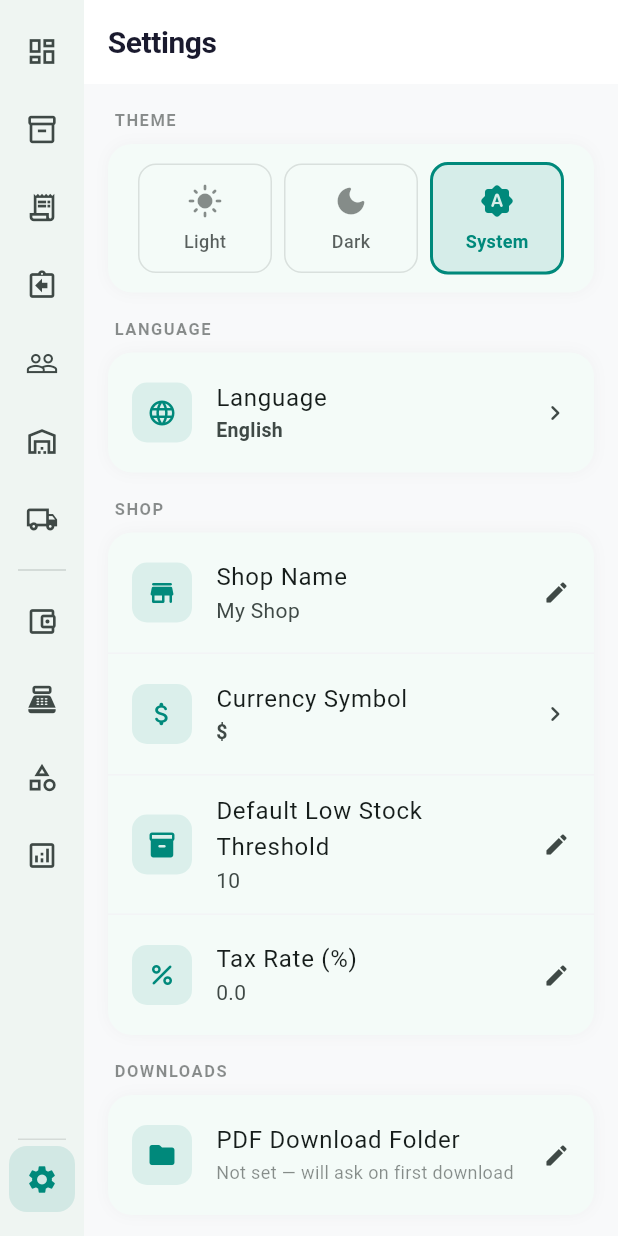
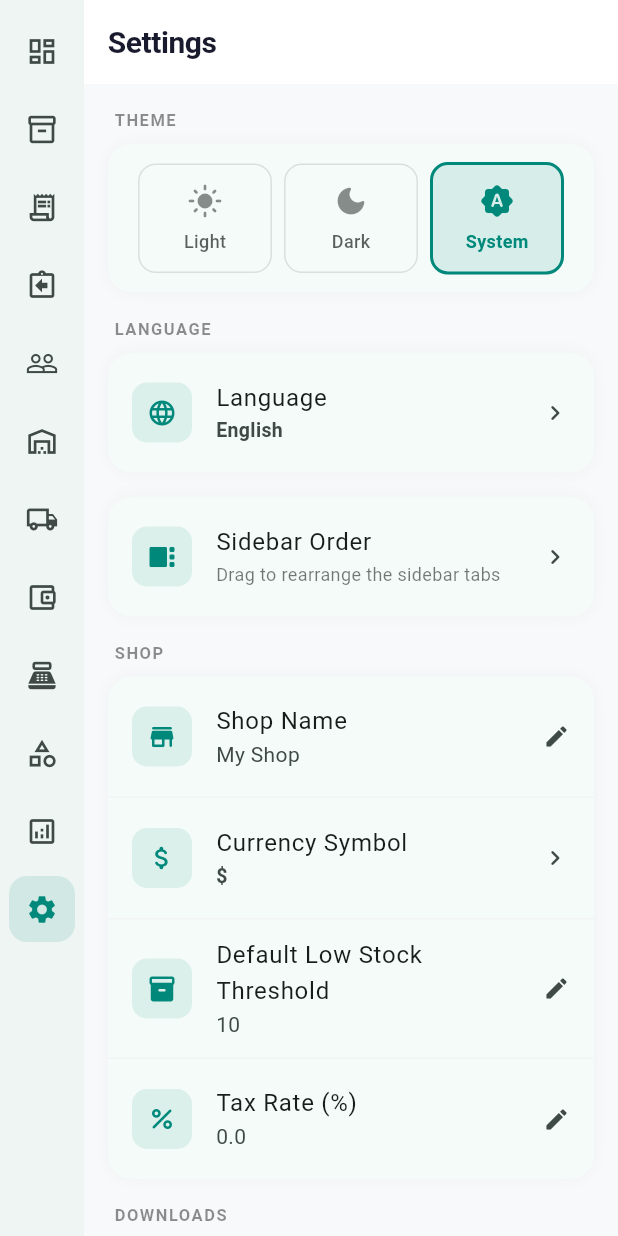
Before and after one commit to RemonAhammad/micro_seller, a Flutter app: the SettingsScreen screen opened by its route, on a phone screen of 412 x 824 dp. Run offline on Flutter 3.47's test engine with Material 3 defaults, Android fonts, the phone set to English and light mode, and no system bars; drawn by our look-alikes of showcaseview; our stand-ins replace csv, file_picker, fl_chart, flutter_dotenv, flutter_image_compress, flutter_local_notifications and 11 more; missing offline and left inert: googleapis, in_app_update, mobile_scanner; accounts and stored records are empty; generated files the repository leaves out were written again.

Commit message:
feat: add sidebar customization feature with drag-and-drop ordering
- Introduced sidebar item model and constants for sidebar items.
- Implemented sidebar order screen allowing users to reorder sidebar tabs.
- Updated settings provider to manage sidebar order persistence.
- Enhanced backup and restore functionality to include sidebar order settings.
- Added localization strings for sidebar customization in multiple languages.

```diff
--- a/lib/core/constants/app_strings.dart
+++ b/lib/core/constants/app_strings.dart
@@ -481,4 +481,9 @@ class _L10nStrings {
   String get transactionIdHint => _l10n.tr('transactionIdHint');
   String get refundMethod => _l10n.tr('refundMethod');
   String get refundTransactionId => _l10n.tr('refundTransactionId');
+
+  // Sidebar customization
+  String get sidebarOrder => _l10n.tr('sidebarOrder');
+  String get sidebarOrderDesc => _l10n.tr('sidebarOrderDesc');
+  String get resetToDefault => _l10n.tr('resetToDefault');
 }
--- /dev/null
+++ b/lib/core/constants/sidebar_items.dart
@@ -0,0 +1,146 @@
+import 'package:flutter/material.dart';
+import 'app_strings.dart';
+
+/// One sidebar tab. The `key` is a stable string used to persist the user's
+/// preferred order — never change a key once shipped (would orphan saved
+/// orders). `branchIndex` matches the original `StatefulShellRoute` branch
+/// index in [appRouter] and never changes for a given key.
+class SidebarItem {
+  /// Stable, persisted key (e.g. "dashboard"). Don't rename after release.
+  final String key;
+
+  /// Index of the matching branch in `StatefulShellRoute.indexedStack`.
+  /// Used by `_Sidebar` to translate visual position → branch index.
+  final int branchIndex;
+
+  final IconData icon;
+  final IconData selectedIcon;
+
+  const SidebarItem({
+    required this.key,
+    required this.branchIndex,
+    required this.icon,
+    required this.selectedIcon,
+  });
+
+  /// Localized label. Reads from [_L10nStrings] so the sidebar follows the
+  /// active locale.
+  String label(BuildContext context) {
+    final s = AppStrings.of(context);
+    return switch (key) {
+      'dashboard' => s.dashboard,
+      'products' => s.products,
+      'orders' => s.orders,
+      'returns' => s.returns,
+      'customers' => s.customers,
+      'inventory' => s.inventory,
+      'suppliers' => s.suppliers,
+      'expenses' => s.expenses,
+      'cash_register' => s.cashRegister,
+      'categories' => s.categories,
+      'reports' => s.reports,
+      'settings' => s.settings,
+      _ => key,
+    };
+  }
+}
+
+/// All sidebar items in their canonical order. The `branchIndex` of each
+/// matches the original branch index in [appRouter] — DO NOT reorder this
+/// list (the routing depends on the indices). User reordering is purely a
+/// display concern, persisted as a list of `key`s.
+const sidebarItems = <SidebarItem>[
+  SidebarItem(
+    key: 'dashboard',
+    branchIndex: 0,
+    icon: Icons.dashboard_outlined,
+    selectedIcon: Icons.dashboard,
+  ),
+  SidebarItem(
+    key: 'products',
+    branchIndex: 1,
+    icon: Icons.inventory_2_outlined,
+    selectedIcon: Icons.inventory_2,
+  ),
+  SidebarItem(
+    key: 'orders',
+    branchIndex: 2,
+    icon: Icons.receipt_long_outlined,
+    selectedIcon: Icons.receipt_long,
+  ),
+  SidebarItem(
+    key: 'returns',
+    branchIndex: 3,
+    icon: Icons.assignment_return_outlined,
+    selectedIcon: Icons.assignment_return,
+  ),
+  SidebarItem(
+    key: 'customers',
+    branchIndex: 4,
+    icon: Icons.people_outline,
+    selectedIcon: Icons.people,
+  ),
+  SidebarItem(
+    key: 'inventory',
+    branchIndex: 5,
+    icon: Icons.warehouse_outlined,
+    selectedIcon: Icons.warehouse,
+  ),
+  SidebarItem(
+    key: 'suppliers',
+    branchIndex: 6,
+    icon: Icons.local_shipping_outlined,
+    selectedIcon: Icons.local_shipping,
+  ),
+  SidebarItem(
+    key: 'expenses',
+    branchIndex: 7,
+    icon: Icons.account_balance_wallet_outlined,
+    selectedIcon: Icons.account_balance_wallet,
+  ),
+  SidebarItem(
+    key: 'cash_register',
+    branchIndex: 8,
+    icon: Icons.point_of_sale_outlined,
+    selectedIcon: Icons.point_of_sale,
+  ),
+  SidebarItem(
+    key: 'categories',
+    branchIndex: 9,
+    icon: Icons.category_outlined,
+    selectedIcon: Icons.category,
+  ),
+  SidebarItem(
+    key: 'reports',
+    branchIndex: 10,
+    icon: Icons.analytics_outlined,
+    selectedIcon: Icons.analytics,
+  ),
+  SidebarItem(
+    key: 'settings',
+    branchIndex: 11,
+    icon: Icons.settings_outlined,
+    selectedIcon: Icons.settings,
+  ),
+];
+
+/// The default order — just the canonical list of keys. Used as a fallback
+/// when the user hasn't customized and as the target of "Reset to default".
+final defaultSidebarOrder =
+    List<String>.unmodifiable(sidebarItems.map((e) => e.key));
+
+SidebarItem sidebarItemByKey(String key) =>
+    sidebarItems.firstWhere((e) => e.key == key,
+        orElse: () => sidebarItems.first);
+
+/// Reconcile a stored order against the current `sidebarItems`:
+/// drop unknown keys, append any missing keys at the end. Lets us evolve the
+/// app (add a new tab) without invalidating users' saved order.
+List<String> reconcileSidebarOrder(List<String> stored) {
+  final knownKeys = sidebarItems.map((e) => e.key).toSet();
+  final result = stored.where(knownKeys.contains).toList();
+  for (final key in defaultSidebarOrder) {
+    if (!result.contains(key)) result.add(key);
+  }
+  return result;
+}
--- a/lib/core/l10n/translations_ar.dart
+++ b/lib/core/l10n/translations_ar.dart
@@ -421,4 +421,9 @@ const translationsAr = <String, String>{
   'transactionIdHint': 'bKash / Nagad / رقم الإيصال',
   'refundMethod': 'طريقة الاسترداد',
   'refundTransactionId': 'رقم معاملة الاسترداد',
+
+  // Sidebar customization
+  'sidebarOrder': 'ترتيب الشريط الجانبي',
+  'sidebarOrderDesc': 'اسحب لإعادة ترتيب علامات تبويب الشريط الجانبي',
+  'resetToDefault': 'إعادة التعيين إلى الافتراضي',
 };
--- a/lib/core/l10n/translations_bn.dart
+++ b/lib/core/l10n/translations_bn.dart
@@ -422,4 +422,9 @@ const translationsBn = <String, String>{
   'transactionIdHint': 'বিকাশ / নগদ / রসিদ নং',
   'refundMethod': 'ফেরত পদ্ধতি',
   'refundTransactionId': 'ফেরত লেনদেন আইডি',
+
+  // Sidebar customization
+  'sidebarOrder': 'সাইডবার ক্রম',
+  'sidebarOrderDesc': 'সাইডবারের ট্যাব পুনর্বিন্যাস করতে টেনে আনুন',
+  'resetToDefault': 'ডিফল্টে রিসেট করুন',
 };
--- a/lib/core/l10n/translations_en.dart
+++ b/lib/core/l10n/translations_en.dart
@@ -422,4 +422,9 @@ const translationsEn = <String, String>{
   'transactionIdHint': 'bKash / Nagad / receipt #',
   'refundMethod': 'Refund Method',
   'refundTransactionId': 'Refund Transaction ID',
+
+  // Sidebar customization
+  'sidebarOrder': 'Sidebar Order',
+  'sidebarOrderDesc': 'Drag to rearrange the sidebar tabs',
+  'resetToDefault': 'Reset to Default',
 };
--- a/lib/core/l10n/translations_es.dart
+++ b/lib/core/l10n/translations_es.dart
@@ -421,4 +421,9 @@ const translationsEs = <String, String>{
   'transactionIdHint': 'bKash / Nagad / N.º de recibo',
   'refundMethod': 'Método de reembolso',
   'refundTransactionId': 'ID de transacción de reembolso',
+
+  // Sidebar customization
+  'sidebarOrder': 'Orden de la barra lateral',
+  'sidebarOrderDesc': 'Arrastra para reorganizar las pestañas de la barra lateral',
+  'resetToDefault': 'Restablecer predeterminado',
 };
--- a/lib/core/l10n/translations_fr.dart
+++ b/lib/core/l10n/translations_fr.dart
@@ -422,4 +422,9 @@ const translationsFr = <String, String>{
   'transactionIdHint': 'bKash / Nagad / N° de reçu',
   'refundMethod': 'Méthode de remboursement',
   'refundTransactionId': 'ID de transaction du remboursement',
+
+  // Sidebar customization
+  'sidebarOrder': 'Ordre de la barre latérale',
+  'sidebarOrderDesc': 'Faites glisser pour réorganiser les onglets',
+  'resetToDefault': 'Réinitialiser par défaut',
 };
--- a/lib/core/l10n/translations_id.dart
+++ b/lib/core/l10n/translations_id.dart
@@ -422,4 +422,9 @@ const translationsId = <String, String>{
   'transactionIdHint': 'bKash / Nagad / nomor struk',
   'refundMethod': 'Metode Pengembalian',
   'refundTransactionId': 'ID Transaksi Pengembalian',
+
+  // Sidebar customization
+  'sidebarOrder': 'Urutan Sidebar',
+  'sidebarOrderDesc': 'Seret untuk mengatur ulang tab sidebar',
+  'resetToDefault': 'Atur ulang ke Default',
 };
--- a/lib/core/l10n/translations_ms.dart
+++ b/lib/core/l10n/translations_ms.dart
@@ -422,4 +422,9 @@ const translationsMs = <String, String>{
   'transactionIdHint': 'bKash / Nagad / no. resit',
   'refundMethod': 'Kaedah Pemulangan',
   'refundTransactionId': 'ID Transaksi Pemulangan',
+
+  // Sidebar customization
+  'sidebarOrder': 'Susunan Bar Sisi',
+  'sidebarOrderDesc': 'Seret untuk menyusun semula tab bar sisi',
+  'resetToDefault': 'Tetapkan Semula kepada Lalai',
 };
--- a/lib/core/l10n/translations_pt.dart
+++ b/lib/core/l10n/translations_pt.dart
@@ -422,4 +422,9 @@ const translationsPt = <String, String>{
   'transactionIdHint': 'bKash / Nagad / N.º do recibo',
   'refundMethod': 'Método de reembolso',
   'refundTransactionId': 'ID da transação do reembolso',
+
+  // Sidebar customization
+  'sidebarOrder': 'Ordem da barra lateral',
+  'sidebarOrderDesc': 'Arraste para reorganizar as abas da barra lateral',
+  'resetToDefault': 'Restaurar padrão',
 };
--- a/lib/core/l10n/translations_th.dart
+++ b/lib/core/l10n/translations_th.dart
@@ -422,4 +422,9 @@ const translationsTh = <String, String>{
   'transactionIdHint': 'bKash / Nagad / เลขที่ใบเสร็จ',
   'refundMethod': 'วิธีคืนเงิน',
   'refundTransactionId': 'รหัสธุรกรรมการคืนเงิน',
+
+  // Sidebar customization
+  'sidebarOrder': 'ลำดับแถบด้านข้าง',
+  'sidebarOrderDesc': 'ลากเพื่อจัดเรียงแท็บแถบด้านข้างใหม่',
+  'resetToDefault': 'รีเซ็ตเป็นค่าเริ่มต้น',
 };
--- a/lib/core/l10n/translations_tr.dart
+++ b/lib/core/l10n/translations_tr.dart
@@ -422,4 +422,9 @@ const translationsTr = <String, String>{
   'transactionIdHint': 'bKash / Nagad / makbuz no',
   'refundMethod': 'İade Yöntemi',
   'refundTransactionId': 'İade İşlem Kimliği',
+
+  // Sidebar customization
+  'sidebarOrder': 'Kenar Çubuğu Sırası',
+  'sidebarOrderDesc': 'Kenar çubuğu sekmelerini yeniden düzenlemek için sürükleyin',
+  'resetToDefault': 'Varsayılana Sıfırla',
 };
--- a/lib/core/l10n/translations_ur.dart
+++ b/lib/core/l10n/translations_ur.dart
@@ -422,4 +422,9 @@ const translationsUr = <String, String>{
   'transactionIdHint': 'bKash / Nagad / رسید نمبر',
   'refundMethod': 'واپسی کا طریقہ',
   'refundTransactionId': 'واپسی لین دین آئی ڈی',
+
+  // Sidebar customization
+  'sidebarOrder': 'سائڈبار کی ترتیب',
+  'sidebarOrderDesc': 'سائڈبار ٹیبز کو دوبارہ ترتیب دینے کے لیے گھسیٹیں',
+  'resetToDefault': 'پہلے سے طے شدہ پر ری سیٹ کریں',
 };
--- a/lib/core/l10n/translations_vi.dart
+++ b/lib/core/l10n/translations_vi.dart
@@ -422,4 +422,9 @@ const translationsVi = <String, String>{
   'transactionIdHint': 'bKash / Nagad / số hóa đơn',
   'refundMethod': 'Phương thức hoàn tiền',
   'refundTransactionId': 'Mã giao dịch hoàn tiền',
+
+  // Sidebar customization
+  'sidebarOrder': 'Thứ tự thanh bên',
+  'sidebarOrderDesc': 'Kéo để sắp xếp lại các tab thanh bên',
+  'resetToDefault': 'Đặt lại mặc định',
 };
--- a/lib/core/router/app_router.dart
+++ b/lib/core/router/app_router.dart
@@ -1,7 +1,11 @@
 import 'package:flutter/material.dart';
+import 'package:flutter_riverpod/flutter_riverpod.dart';
 import 'package:go_router/go_router.dart';
 import 'package:showcaseview/showcaseview.dart';
 import '../../data/services/tutorial_service.dart';
+import '../../features/settings/providers/settings_provider.dart';
+import '../../features/settings/presentation/sidebar_order_screen.dart';
+import '../constants/sidebar_items.dart';
 import '../../features/categories/presentation/category_screen.dart';
 import '../../features/dashboard/presentation/dashboard_screen.dart';
 import '../../features/products/presentation/product_list_screen.dart';
@@ -28,8 +32,6 @@ import '../../features/suppliers/presentation/purchase_detail_screen.dart';
 import '../../features/cash_register/presentation/cash_register_screen.dart';
 import '../../features/splash/presentation/splash_screen.dart';
 import '../../features/settings/presentation/settings_screen.dart';
-import '../constants/app_strings.dart';
-
 /// Fade-through transition for pushed routes (form, detail, edit screens).
 /// Branch root routes use the shell's built-in indexed-stack switch, so they
 /// don't go through this helper.
@@ -258,7 +260,17 @@ final appRouter = GoRouter(
           GoRoute(path: '/reports', builder: (_, __) => const ReportsScreen()),
         ]),
         StatefulShellBranch(routes: [
-          GoRoute(path: '/settings', builder: (_, __) => const SettingsScreen()),
+          GoRoute(
+            path: '/settings',
+            builder: (_, __) => const SettingsScreen(),
+            routes: [
+              GoRoute(
+                path: 'sidebar-order',
+                pageBuilder: (_, s) =>
+                    _fadePage(const SidebarOrderScreen(), s),
+              ),
+            ],
+          ),
         ]),
       ],
     ),
@@ -362,10 +374,19 @@ class _NavigationShellState extends State<_NavigationShell> {
 
 // ─── Sidebar ──────────────────────────────────────────────────────────────────
 
-class _Sidebar extends StatelessWidget {
+class _Sidebar extends ConsumerWidget {
   final bool expanded;
+
+  /// The active branch index in `StatefulShellRoute.indexedStack`.
   final int currentIndex;
-  final void Function(int) onNavigate;
+
+  /// Called with the branch index of the tapped item — NOT the visual index.
+  /// The shell handles routing to that branch.
+  final void Function(int branchIndex) onNavigate;
+
+  /// Showcase keys keyed by branch index (matches the original branch
+  /// numbering — survives user reordering since the underlying branch index
+  /// of each item never changes).
   final Map<int, GlobalKey> showcaseKeys;
 
   const _Sidebar({
@@ -375,23 +396,19 @@ class _Sidebar extends StatelessWidget {
     this.showcaseKeys = const {},
   });
 
-  static const _items = <({IconData icon, IconData selectedIcon, String label})>[
-    (icon: Icons.dashboard_outlined, selectedIcon: Icons.dashboard, label: AppStrings.navDashboard),
-    (icon: Icons.inventory_2_outlined, selectedIcon: Icons.inventory_2, label: AppStrings.navProducts),
-    (icon: Icons.receipt_long_outlined, selectedIcon: Icons.receipt_long, label: AppStrings.navOrders),
-    (icon: Icons.assignment_return_outlined, selectedIcon: Icons.assignment_return, label: 'Returns'),
-    (icon: Icons.people_outline, selectedIcon: Icons.people, label: AppStrings.navCustomers),
-    (icon: Icons.warehouse_outlined, selectedIcon: Icons.warehouse, label: AppStrings.navInventory),
-    (icon: Icons.local_shipping_outlined, selectedIcon: Icons.local_shipping, label: 'Suppliers'),
-    (icon: Icons.account_balance_wallet_outlined, selectedIcon: Icons.account_balance_wallet, label: AppStrings.navExpenses),
-    (icon: Icons.point_of_sale_outlined, selectedIcon: Icons.point_of_sale, label: 'Cash Register'),
-    (icon: Icons.category_outlined, selectedIcon: Icons.category, label: 'Categories'),
-    (icon: Icons.analytics_outlined, selectedIcon: Icons.analytics, label: 'Reports'),
-    (icon: Icons.settings_outlined, selectedIcon: Icons.settings, label: AppStrings.navSettings),
-  ];
+  static const _showcaseDescriptions = <int, ({String title, String desc})>{
+    9: (title: 'Categories', desc: 'Start here! Create product categories like Clothing, Electronics, Food, etc.'),
+    1: (title: 'Products', desc: 'Add your products with prices, stock, variants (sizes/colors), and images.'),
+    2: (title: 'Orders', desc: 'Create and manage customer orders. Track payment, delivery, and order status.'),
+    3: (title: 'Returns', desc: 'Handle product returns and refunds with a simple 3-step flow.'),
+  };
 
   @override
-  Widget build(BuildContext context) {
+  Widget build(BuildContext context, WidgetRef ref) {
+    // Watching the whole settings map keeps the sidebar live: any
+    // updateSidebarOrder call rebuilds it.
+    ref.watch(settingsProvider);
+    final order = ref.read(settingsProvider.notifier).sidebarOrder;
     final colorScheme = Theme.of(context).colorScheme;
     final isDark = Theme.of(context).brightness == Brightness.dark;
     final bgColor = isDark ? colorScheme.surfaceContainerHigh : colorScheme.surfaceContainerLow;
@@ -408,47 +425,30 @@ class _Sidebar extends StatelessWidget {
             child: SingleChildScrollView(
               child: Column(
                 children: [
-                  for (int i = 0; i < 7; i++)
-                    _tile(i, _items[i], selectedColor, unselectedColor),
-                  Divider(
-                    indent: 12,
-                    endIndent: 12,
-                    height: 16,
-                    color: unselectedColor.withValues(alpha: 0.2),
-                  ),
-                  for (int i = 7; i < 11; i++)
-                    _tile(i, _items[i], selectedColor, unselectedColor),
+                  for (final key in order)
+                    _tile(
+                      context,
+                      sidebarItemByKey(key),
+                      selectedColor,
+                      unselectedColor,
+                    ),
                 ],
               ),
             ),
           ),
-          Divider(
-            indent: 12,
-            endIndent: 12,
-            height: 1,
-            color: unselectedColor.withValues(alpha: 0.15),
-          ),
-          _tile(11, _items[11], selectedColor, unselectedColor),
           const SizedBox(height: 12),
         ],
       ),
     );
   }
 
-  static const _showcaseDescriptions = <int, ({String title, String desc})>{
-    9: (title: 'Categories', desc: 'Start here! Create product categories like Clothing, Electronics, Food, etc.'),
-    1: (title: 'Products', desc: 'Add your products with prices, stock, variants (sizes/colors), and images.'),
-    2: (title: 'Orders', desc: 'Create and manage customer orders. Track payment, delivery, and order status.'),
-    3: (title: 'Returns', desc: 'Handle product returns and refunds with a simple 3-step flow.'),
-  };
-
   Widget _tile(
-    int index,
-    ({IconData icon, IconData selectedIcon, String label}) item,
+    BuildContext context,
+    SidebarItem item,
     Color selectedColor,
     Color unselectedColor,
   ) {
-    final selected = currentIndex == index;
+    final selected = currentIndex == item.branchIndex;
     final icon = Icon(
       selected ? item.selectedIcon : item.icon,
       size: 22,
@@ -456,6 +456,7 @@ class _Sidebar extends StatelessWidget {
     );
     final bg = selected ? selectedColor.withValues(alpha: 0.12) : Colors.transparent;
     final shape = RoundedRectangleBorder(borderRadius: BorderRadius.circular(12));
+    final label = item.label(context);
 
     Widget tile;
 
@@ -466,7 +467,7 @@ class _Sidebar extends StatelessWidget {
           color: bg,
           shape: shape,
           child: InkWell(
-            onTap: () => onNavigate(index),
+            onTap: () => onNavigate(item.branchIndex),
             borderRadius: BorderRadius.circular(12),
             child: SizedBox(
               height: 44,
@@ -477,7 +478,7 @@ class _Sidebar extends StatelessWidget {
                   const SizedBox(width: 12),
                   Expanded(
                     child: Text(
-                      item.label,
+                      label,
                       overflow: TextOverflow.ellipsis,
                       style: TextStyle(
                         fontSize: 13,
@@ -496,11 +497,11 @@ class _Sidebar extends StatelessWidget {
       tile = Padding(
         padding: const EdgeInsets.symmetric(vertical: 2),
         child: Tooltip(
-          message: item.label,
+          message: label,
           preferBelow: false,
           waitDuration: const Duration(milliseconds: 400),
           child: IconButton(
-            onPressed: () => onNavigate(index),
+            onPressed: () => onNavigate(item.branchIndex),
             icon: icon,
             style: IconButton.styleFrom(
               backgroundColor: bg,
@@ -512,13 +513,13 @@ class _Sidebar extends StatelessWidget {
       );
     }
 
-    // Wrap with Showcase if this tile has a showcase key
-    final key = showcaseKeys[index];
+    // Showcase keys are keyed by the original branch index, not visual order.
+    final key = showcaseKeys[item.branchIndex];
     if (key != null) {
-      final info = _showcaseDescriptions[index];
+      final info = _showcaseDescriptions[item.branchIndex];
       return Showcase(
         key: key,
-        title: info?.title ?? item.label,
+        title: info?.title ?? label,
         description: info?.desc ?? '',
         child: tile,
       );
--- a/lib/features/settings/presentation/settings_screen.dart
+++ b/lib/features/settings/presentation/settings_screen.dart
@@ -3,6 +3,7 @@ import 'package:flutter/foundation.dart';
 import 'package:flutter/material.dart';
 import 'package:flutter/services.dart';
 import 'package:flutter_riverpod/flutter_riverpod.dart';
+import 'package:go_router/go_router.dart';
 import 'package:file_picker/file_picker.dart';
 import '../providers/settings_provider.dart';
 import '../../../data/models/category.dart';
@@ -92,7 +93,9 @@ class _SettingsScreenState extends ConsumerState<SettingsScreen> {
     setState(() => _isBackingUp = true);
     try {
       final isar = await ref.read(isarProvider.future);
-      await _driveService.backupToDrive(isar);
+      final settingsSnapshot =
+          ref.read(settingsProvider.notifier).exportSettings();
+      await _driveService.backupToDrive(isar, settings: settingsSnapshot);
       ref.read(settingsProvider.notifier).updateLastBackupTime(DateTime.now());
       if (mounted) {
         ScaffoldMessenger.of(context).showSnackBar(
@@ -159,7 +162,13 @@ class _SettingsScreenState extends ConsumerState<SettingsScreen> {
       if (confirmed != true || !mounted) return;
 
       final isar = await ref.read(isarProvider.future);
-      await _driveService.restoreFromDrive(isar, selected.fileId);
+      await _driveService.restoreFromDrive(
+        isar,
+        selected.fileId,
+        currentSettings: ref.read(settingsProvider.notifier).exportSettings(),
+        onSettingsRestored: (map) =>
+            ref.read(settingsProvider.notifier).importSettings(map),
+      );
 
       if (mounted) {
         ScaffoldMessenger.of(context).showSnackBar(
@@ -277,6 +286,33 @@ class _SettingsScreenState extends ConsumerState<SettingsScreen> {
                   setState(() {});
                 }
               },
+            ),
+          ]),
+          const SizedBox(height: 16),
+
+          // Sidebar customization
+          _SettingsCard(children: [
+            ListTile(
+              leading: Container(
+                width: 40,
+                height: 40,
+                decoration: BoxDecoration(
+                  color: AppColors.primary.withOpacity(0.1),
+                  borderRadius: BorderRadius.circular(10),
+                ),
+                child: const Icon(Icons.view_sidebar_rounded,
+                    color: AppColors.primary, size: 20),
+              ),
+              title: Text(s.sidebarOrder),
+              subtitle: Text(
+                s.sidebarOrderDesc,
+                style: TextStyle(
+                  fontSize: 12,
+                  color: theme.colorScheme.onSurface.withOpacity(0.6),
+                ),
+              ),
+              trailing: const Icon(Icons.chevron_right_rounded, size: 20),
+              onTap: () => context.push('/settings/sidebar-order'),
             ),
           ]),
           const SizedBox(height: 16),
@@ -422,7 +458,13 @@ class _SettingsScreenState extends ConsumerState<SettingsScreen> {
                       setState(() => _isLocalExporting = true);
                       try {
                         final isar = await ref.read(isarProvider.future);
-                        await _localBackupService.exportBackup(isar);
+                        final settingsSnapshot = ref
+                            .read(settingsProvider.notifier)
+                            .exportSettings();
+                        await _localBackupService.exportBackup(
+                          isar,
+                          settings: settingsSnapshot,
+                        );
                       } catch (e) {
                         if (mounted) {
                           ScaffoldMessenger.of(context).showSnackBar(
@@ -472,11 +514,22 @@ class _SettingsScreenState extends ConsumerState<SettingsScreen> {
                       setState(() => _isLocalImporting = true);
                       try {
                         final isar = await ref.read(isarProvider.future);
-                        final success = await _localBackupService.importBackup(isar);
+                        final restoredSettings =
+                            await _localBackupService.importBackup(isar);
+                        // null = user cancelled the picker; non-null map (even
+                        // empty) = backup was decoded successfully.
+                        final success = restoredSettings != null;
+                        if (success) {
+                          await ref
+                              .read(settingsProvider.notifier)
+                              .importSettings(restoredSettings);
+                        }
                         if (mounted) {
                           ScaffoldMessenger.of(context).showSnackBar(
                             SnackBar(
-                              content: Text(success ? s.tr('dataRestoredSuccess') : s.tr('noFileSelected')),
+                              content: Text(success
+                                  ? s.tr('dataRestoredSuccess')
+                                  : s.tr('noFileSelected')),
                               backgroundColor: success ? Colors.green : null,
                             ),
                           );
```
Also changed, not shown: lib/data/services/drive_service.dart (+26 -6 lines), lib/data/services/local_backup_service.dart (+30 -14 lines), lib/features/settings/presentation/sidebar_order_screen.dart (added, +112 -0 lines), lib/features/settings/providers/settings_provider.dart (+88 -0 lines), lib/features/orders/providers/order_provider.g.dart, lib/features/settings/providers/settings_provider.g.dart.
